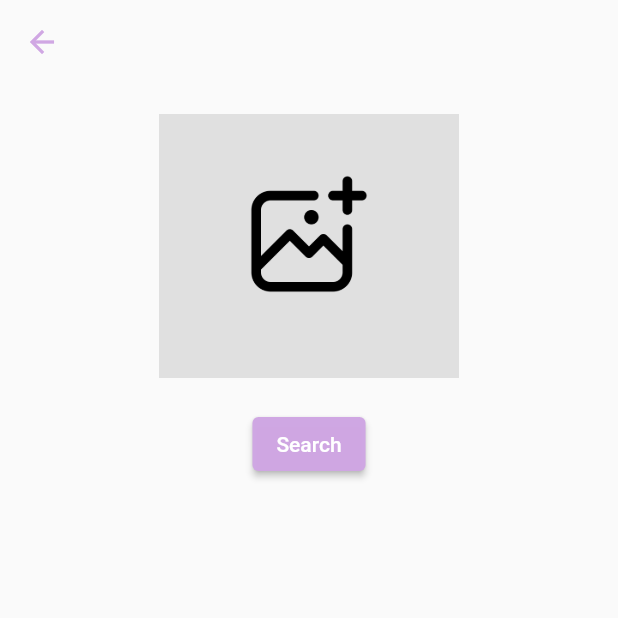
After one commit to ahmounir25/pet_care, a Flutter app: the mlScreen screen opened by its route, on a phone screen of 412 x 824 dp, the top half of it. The commit adds this screen. Run offline on Flutter 3.47's test engine with Material 2 defaults, Android fonts, the phone set to English and light mode, and no system bars; drawn by our look-alikes of avatar_glow; our stand-ins replace cloud_firestore, firebase_auth, firebase_core, firebase_storage, floating_bottom_navigation_bar, gallery_saver and 3 more; missing offline and left inert: flutter_phone_direct_caller, qr_code_scanner; accounts and stored records are empty.

Commit message:
add Ml feature Screen

```diff
--- a/lib/main.dart
+++ b/lib/main.dart
@@ -5,6 +5,7 @@ import 'package:firebase_core/firebase_core.dart';
 import 'package:flutter/material.dart';
 import 'package:pet_care/modules/HomeScreen/HomeScreen.dart';
 import 'package:pet_care/modules/Login/loginScreen.dart';
+import 'package:pet_care/modules/ML_Screen/mlScreen.dart';
 import 'package:pet_care/modules/ServicesScreen/serviceScreen.dart';
 import 'package:pet_care/modules/createAccount/createAccount.dart';
 import 'package:pet_care/modules/personal_info/edit_Info_Screen.dart';
@@ -64,6 +65,7 @@ class MyApp extends StatelessWidget {
         QrScanning.routeName:(context)=>QrScanning(),
         serviceScreen.routeName:(context) => serviceScreen(),
         editScreen.routeName:(context) => editScreen(),
+        mlScreen.routeName:(context) => mlScreen(),
       },
     );
   }
--- a/lib/modules/HomeScreen/HomeScreen.dart
+++ b/lib/modules/HomeScreen/HomeScreen.dart
@@ -7,6 +7,7 @@ import 'dart:developer';
 import 'dart:io';
 
 import 'package:flutter/foundation.dart';
+import 'package:pet_care/modules/ML_Screen/mlScreen.dart';
 import 'package:pet_care/modules/QrCode/QrScanning.dart';
 import 'package:pet_care/modules/ServicesScreen/serviceScreen.dart';
 
@@ -181,7 +182,7 @@ class _homeScreenState extends BaseView<homeScreen_VM, homeScreen>
                     style: ElevatedButton.styleFrom(
                         primary: MyColors.primaryColor),
                     onPressed: () {
-                      //add
+                      Navigator.pushNamed(context,mlScreen.routeName);
                     },
                     child: Row(
                         children: [Icon(Icons.image), Text('Image Scanning ')]),
--- /dev/null
+++ b/lib/modules/ML_Screen/mlScreen.dart
@@ -0,0 +1,152 @@
+import 'dart:typed_data';
+import 'dart:io';
+import 'package:image/image.dart' as img;
+import 'package:avatar_glow/avatar_glow.dart';
+import 'package:flutter/material.dart';
+import 'package:image_picker/image_picker.dart';
+import 'package:firebase_storage/firebase_storage.dart' as firebase_storage;
+import 'package:path/path.dart' as Path;
+import 'package:pet_care/shared/colors.dart';
+
+class mlScreen extends StatefulWidget {
+  static const String routeName = 'ML';
+
+  @override
+  State<mlScreen> createState() => _mlScreenState();
+}
+
+class _mlScreenState extends State<mlScreen> {
+
+  bool imageSelect = false;
+  late List _recognitions;
+  String? ImageURL;
+  firebase_storage.FirebaseStorage storage =
+      firebase_storage.FirebaseStorage.instance;
+
+  File? _photo;
+  final ImagePicker _picker = ImagePicker();
+
+  // @override
+  // void initState()
+  // {
+  //   super.initState();
+  //   // loadModel();
+  // }
+
+
+  Future imgFromGallery() async {
+    final pickedFile = await _picker.pickImage(source: ImageSource.gallery);
+
+    setState(() {
+      if (pickedFile != null) {
+        _photo = File(pickedFile.path);
+        uploadFile();
+        // classifyImage(_photo);
+
+      } else {
+        print('No image selected.');
+      }
+    });
+  }
+
+  Future uploadFile() async {
+    if (_photo == null) return;
+    final fileName = Path.basename(_photo!.path);
+    // final destination = '${emailController.text}';
+
+    try {
+      final ref = firebase_storage.FirebaseStorage.instance
+          .ref()
+          .child("ML_Image/$fileName");
+      await ref.putFile(_photo!);
+      await ref.getDownloadURL().then((value) {
+        ImageURL = value;
+      });
+    } catch (e) {
+      print('error occured');
+    }
+  }
+
+  @override
+  Widget build(BuildContext context) {
+    return Scaffold(
+      appBar: AppBar(
+        backgroundColor: Colors.transparent,elevation: 0.0,
+        leading: BackButton( color: MyColors.primaryColor),
+      ),
+      body: Column(
+        crossAxisAlignment: CrossAxisAlignment.center,
+        children: [
+          Padding(
+            padding: const EdgeInsets.all(8.0),
+            child: Center(
+              child: GestureDetector(
+                  onTap: () {
+                    _showPicker(context);
+                  },
+                  child: _photo != null
+                      ? Container(
+                    child: Image.file(_photo!),
+                  )
+                      : AvatarGlow(
+                    shape: BoxShape.rectangle,
+                    endRadius: 100,
+                    glowColor: Colors.purpleAccent,
+                    duration: Duration(milliseconds: 2000),
+                    repeat: true,
+                    showTwoGlows: true,
+                    repeatPauseDuration: Duration(milliseconds: 100),
+                    child: Material(
+                        elevation: 0,
+                        child: Container(
+                            color: Colors.grey.shade300,
+                            child:
+                            Image.asset('assets/images/AddImage.png'))
+
+                    ),
+                  )),
+            ),
+          ),
+          ElevatedButton(
+              style:ElevatedButton.styleFrom(primary:  MyColors.primaryColor),
+              onPressed: () {
+            //add
+          }, child: Text('Search')),
+        ],
+      ),
+
+    );
+  }
+
+  void _showPicker(context) {
+    showModalBottomSheet(
+        context: context,
+        builder: (BuildContext bc) {
+          return SafeArea(
+            child: Container(
+              child: new Wrap(
+                children: <Widget>[
+                  new ListTile(
+                      leading: new Icon(Icons.photo_library),
+                      title: new Text('Gallery',
+                          style: TextStyle(fontFamily: 'DMSans')),
+                      onTap: () {
+                        imgFromGallery();
+                        Navigator.of(context).pop();
+                      }),
+                  // new ListTile(
+                  //   leading: new Icon(Icons.photo_camera),
+                  //   title: new Text('Camera'),
+                  //   onTap: () {
+                  //     imgFromCamera();
+                  //     Navigator.of(context).pop();
+                  //   },
+                  // ),
+                ],
+              ),
+            ),
+          );
+        });
+  }
+
+}
--- a/pubspec.yaml
+++ b/pubspec.yaml
@@ -51,6 +51,7 @@ dependencies:
   shared_preferences: ^2.0.5
   http: ^0.13.0
   flutter_phone_direct_caller: ^2.1.1
+#  flutter_tflite: ^1.0.1
 dev_dependencies:
   flutter_test:
     sdk: flutter
@@ -82,6 +83,7 @@ flutter:
   assets:
     - assets/images/
     - assets/images/Missing.png
+#    - assets/model/efficientnet_model.tflite
   #   - images/a_dot_ham.jpeg
 
   # An image asset can refer to one or more resolution-specific "variants", see
```
Also changed, not shown: 1 other file.
